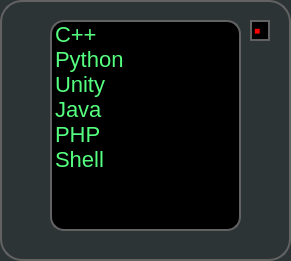
Qt form menu.ui (dwvwdv/CodeToolbox) before a commit.
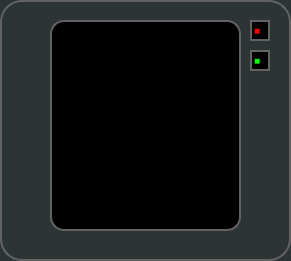
The same form after that commit. Icons and pictures are not drawn.

```diff
--- a/menu.ui
+++ b/menu.ui
@@ -46,49 +46,6 @@
 border: 2px solid rgb(98, 98, 98);
 background-color: #000000;</string>
    </property>
-   <item>
-    <property name="text">
-     <string>C++</string>
-    </property>
-    <property name="background">
-     <brush brushstyle="NoBrush">
-      <color alpha="255">
-       <red>255</red>
-       <green>170</green>
-       <blue>127</blue>
-      </color>
-     </brush>
-    </property>
-   </item>
-   <item>
-    <property name="text">
-     <string>Python</string>
-    </property>
-   </item>
-   <item>
-    <property name="text">
-     <string>Unity</string>
-    </property>
-    <property name="icon">
-     <iconset theme="這啥">
-      <normaloff>.</normaloff>.</iconset>
-    </property>
-   </item>
-   <item>
-    <property name="text">
-     <string>Java</string>
-    </property>
-   </item>
-   <item>
-    <property name="text">
-     <string>PHP</string>
-    </property>
-   </item>
-   <item>
-    <property name="text">
-     <string>Shell</string>
-    </property>
-   </item>
   </widget>
   <widget class="QLabel" name="label">
    <property name="geometry">
@@ -111,6 +68,27 @@
     <string>■</string>
    </property>
   </widget>
+  <widget class="QLabel" name="ADD">
+   <property name="geometry">
+    <rect>
+     <x>250</x>
+     <y>50</y>
+     <width>20</width>
+     <height>21</height>
+    </rect>
+   </property>
+   <property name="styleSheet">
+    <string notr="true">color: rgb(0, 255, 0);
+border-radius: 14px;
+font: &quot;Arial&quot;;
+font-size: 10px;
+border: 2px solid rgb(98, 98, 98);
+background-color: #000000;</string>
+   </property>
+   <property name="text">
+    <string>■</string>
+   </property>
+  </widget>
  </widget>
  <resources/>
  <connections/>
```
